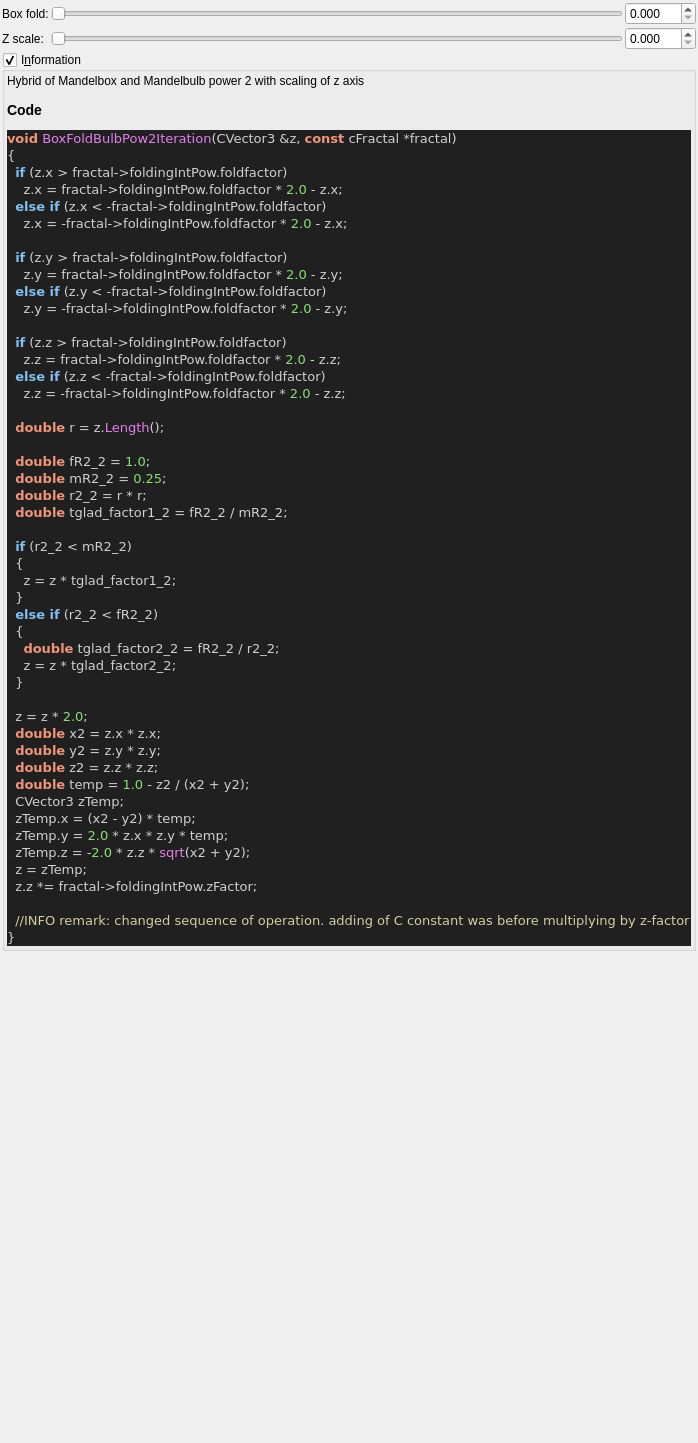
Qt form mandelbulber2/qt_data/fractal_boxfold_bulbpow2.ui (buddhi1980/mandelbulber2) before a commit.
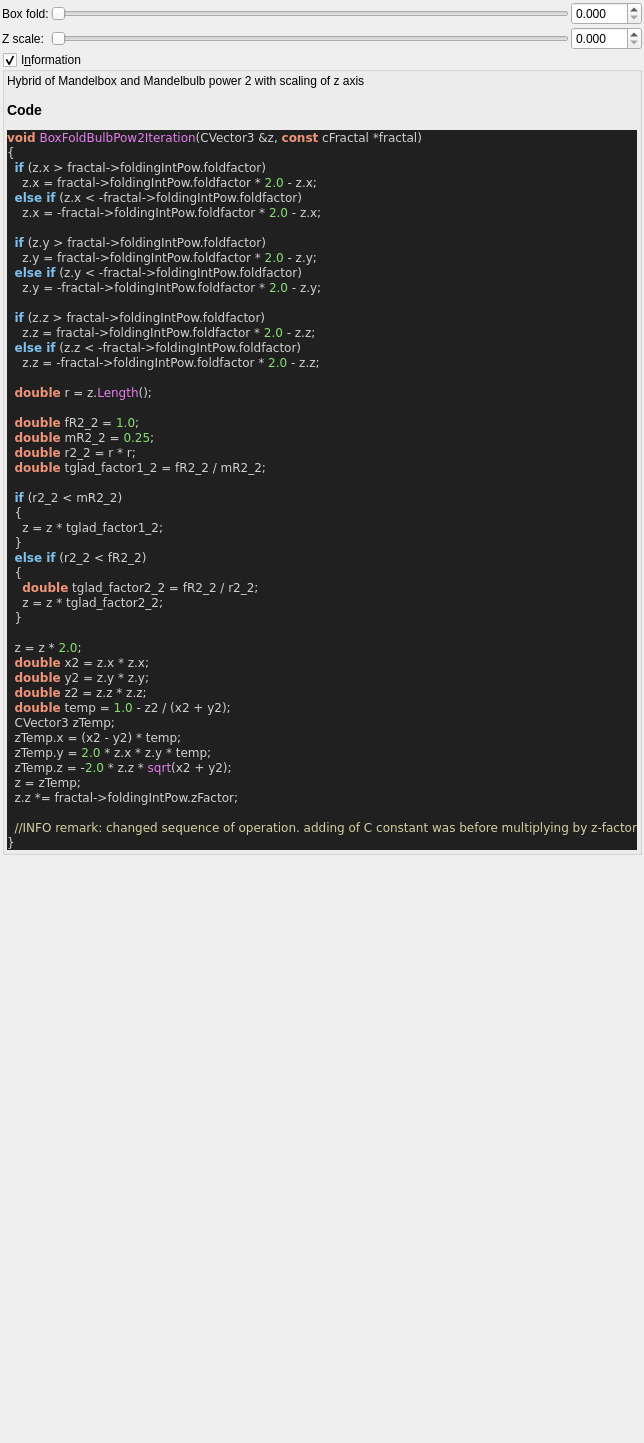
The same form after that commit. Custom widgets are drawn as their Qt base class.

Patch:
```diff
--- a/mandelbulber2/qt_data/fractal_boxfold_bulbpow2.ui
+++ b/mandelbulber2/qt_data/fractal_boxfold_bulbpow2.ui
@@ -190,7 +190,7 @@
 &lt;title&gt;Source file&lt;/title&gt;
 &lt;/head&gt;
 &lt;body style=&quot;background-color:#202020&quot;&gt;
-&lt;pre style=&quot;color:#d0d0d0; background-color:#202020; font-size:10pt; font-family:'Courier New';&quot;&gt;&lt;span style=&quot;color:#f09479; font-weight:bold&quot;&gt;void&lt;/span&gt; &lt;span style=&quot;color:#e47eed&quot;&gt;BoxFoldBulbPow2Iteration&lt;/span&gt;&lt;span style=&quot;color:#d0d0d0&quot;&gt;(&lt;/span&gt;CVector3 &lt;span style=&quot;color:#d0d0d0&quot;&gt;&amp;amp;&lt;/span&gt;z&lt;span style=&quot;color:#d0d0d0&quot;&gt;,&lt;/span&gt; &lt;span style=&quot;color:#f09479; font-weight:bold&quot;&gt;const&lt;/span&gt; cFractal &lt;span style=&quot;color:#d0d0d0&quot;&gt;*&lt;/span&gt;fractal&lt;span style=&quot;color:#d0d0d0&quot;&gt;)&lt;/span&gt;
+&lt;pre style=&quot;color:#d0d0d0; background-color:#202020;  font-family:'Courier New';&quot;&gt;&lt;span style=&quot;color:#f09479; font-weight:bold&quot;&gt;void&lt;/span&gt; &lt;span style=&quot;color:#e47eed&quot;&gt;BoxFoldBulbPow2Iteration&lt;/span&gt;&lt;span style=&quot;color:#d0d0d0&quot;&gt;(&lt;/span&gt;CVector3 &lt;span style=&quot;color:#d0d0d0&quot;&gt;&amp;amp;&lt;/span&gt;z&lt;span style=&quot;color:#d0d0d0&quot;&gt;,&lt;/span&gt; &lt;span style=&quot;color:#f09479; font-weight:bold&quot;&gt;const&lt;/span&gt; cFractal &lt;span style=&quot;color:#d0d0d0&quot;&gt;*&lt;/span&gt;fractal&lt;span style=&quot;color:#d0d0d0&quot;&gt;)&lt;/span&gt;
 &lt;span style=&quot;color:#d0d0d0&quot;&gt;{&lt;/span&gt;
   &lt;span style=&quot;color:#7ec0ee; font-weight:bold&quot;&gt;if&lt;/span&gt; &lt;span style=&quot;color:#d0d0d0&quot;&gt;(&lt;/span&gt;z&lt;span style=&quot;color:#d0d0d0&quot;&gt;.&lt;/span&gt;x &lt;span style=&quot;color:#d0d0d0&quot;&gt;&amp;gt;&lt;/span&gt; fractal&lt;span style=&quot;color:#d0d0d0&quot;&gt;-&amp;gt;&lt;/span&gt;foldingIntPow&lt;span style=&quot;color:#d0d0d0&quot;&gt;.&lt;/span&gt;foldfactor&lt;span style=&quot;color:#d0d0d0&quot;&gt;)&lt;/span&gt;
     z&lt;span style=&quot;color:#d0d0d0&quot;&gt;.&lt;/span&gt;x &lt;span style=&quot;color:#d0d0d0&quot;&gt;=&lt;/span&gt; fractal&lt;span style=&quot;color:#d0d0d0&quot;&gt;-&amp;gt;&lt;/span&gt;foldingIntPow&lt;span style=&quot;color:#d0d0d0&quot;&gt;.&lt;/span&gt;foldfactor &lt;span style=&quot;color:#d0d0d0&quot;&gt;*&lt;/span&gt; &lt;span style=&quot;color:#87df71&quot;&gt;2.0&lt;/span&gt; &lt;span style=&quot;color:#d0d0d0&quot;&gt;-&lt;/span&gt; z&lt;span style=&quot;color:#d0d0d0&quot;&gt;.&lt;/span&gt;x&lt;span style=&quot;color:#d0d0d0&quot;&gt;;&lt;/span&gt;
```
